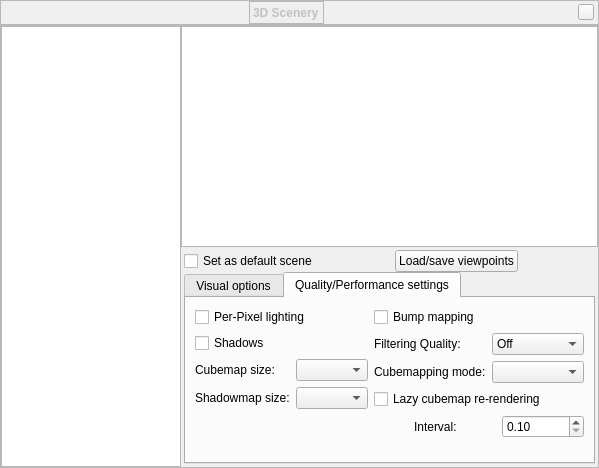
Old version of the form plugins/Scenery3d/src/gui/scenery3dDialog.ui in the repository 519984307/stellarium_src.
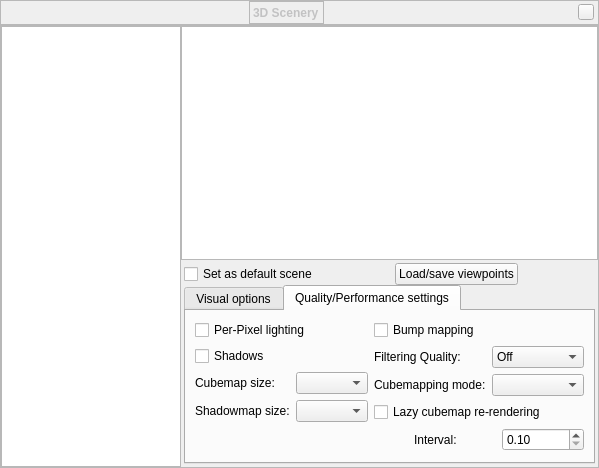
New version of the form. Custom widgets are drawn as their Qt base class.

Diff of the .ui file:
```diff
--- a/plugins/Scenery3d/src/gui/scenery3dDialog.ui
+++ b/plugins/Scenery3d/src/gui/scenery3dDialog.ui
@@ -387,6 +387,12 @@
              </item>
              <item>
               <widget class="QTabWidget" name="tabWidget">
+               <property name="sizePolicy">
+                <sizepolicy hsizetype="Expanding" vsizetype="Fixed">
+                 <horstretch>0</horstretch>
+                 <verstretch>0</verstretch>
+                </sizepolicy>
+               </property>
                <property name="currentIndex">
                 <number>1</number>
                </property>
```
Left out of the diff: 3 changed lines with no effect on the pictures.
